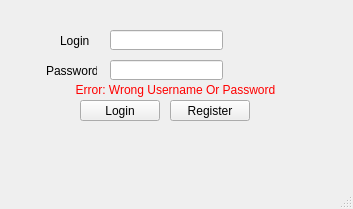
First picture: the form in CinemaProject/loginwindow.ui, repository kabolghar/CinemaProject, before the edit.
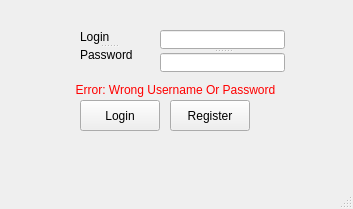
Second picture: the form after the edit.

The edit to the form file:
```diff
--- a/CinemaProject/loginwindow.ui
+++ b/CinemaProject/loginwindow.ui
@@ -20,7 +20,7 @@
       <x>80</x>
       <y>100</y>
       <width>80</width>
-      <height>21</height>
+      <height>31</height>
      </rect>
     </property>
     <property name="text">
@@ -33,62 +33,13 @@
       <x>170</x>
       <y>100</y>
       <width>80</width>
-      <height>21</height>
+      <height>31</height>
      </rect>
     </property>
     <property name="text">
      <string>Register</string>
     </property>
    </widget>
-   <widget class="QLabel" name="labellogin">
-    <property name="geometry">
-     <rect>
-      <x>60</x>
-      <y>30</y>
-      <width>37</width>
-      <height>21</height>
-     </rect>
-    </property>
-    <property name="text">
-     <string>Login</string>
-    </property>
-   </widget>
-   <widget class="QLabel" name="labelpassword">
-    <property name="geometry">
-     <rect>
-      <x>46</x>
-      <y>60</y>
-      <width>51</width>
-      <height>21</height>
-     </rect>
-    </property>
-    <property name="text">
-     <string>Password</string>
-    </property>
-   </widget>
-   <widget class="QLineEdit" name="lineEditLogin">
-    <property name="geometry">
-     <rect>
-      <x>110</x>
-      <y>30</y>
-      <width>113</width>
-      <height>20</height>
-     </rect>
-    </property>
-   </widget>
-   <widget class="QLineEdit" name="lineEditpassword">
-    <property name="geometry">
-     <rect>
-      <x>110</x>
-      <y>60</y>
-      <width>113</width>
-      <height>20</height>
-     </rect>
-    </property>
-    <property name="echoMode">
-     <enum>QLineEdit::Password</enum>
-    </property>
-   </widget>
    <widget class="QLabel" name="labelerror">
     <property name="geometry">
      <rect>
@@ -102,6 +53,48 @@
      <string>&lt;html&gt;&lt;head/&gt;&lt;body&gt;&lt;p align=&quot;center&quot;&gt;&lt;span style=&quot; color:#ff0000;&quot;&gt;Error: Wrong Username Or Password&lt;/span&gt;&lt;/p&gt;&lt;/body&gt;&lt;/html&gt;</string>
     </property>
    </widget>
+   <widget class="QSplitter" name="splitter">
+    <property name="geometry">
+     <rect>
+      <x>160</x>
+      <y>30</y>
+      <width>125</width>
+      <height>42</height>
+     </rect>
+    </property>
+    <property name="orientation">
+     <enum>Qt::Vertical</enum>
+    </property>
+    <widget class="QLineEdit" name="lineEditLogin"/>
+    <widget class="QLineEdit" name="lineEditpassword">
+     <property name="echoMode">
+      <enum>QLineEdit::Password</enum>
+     </property>
+    </widget>
+   </widget>
+   <widget class="QSplitter" name="splitter_2">
+    <property name="geometry">
+     <rect>
+      <x>80</x>
+      <y>30</y>
+      <width>58</width>
+      <height>32</height>
+     </rect>
+    </property>
+    <property name="orientation">
+     <enum>Qt::Vertical</enum>
+    </property>
+    <widget class="QLabel" name="labellogin">
+     <property name="text">
+      <string>Login</string>
+     </property>
+    </widget>
+    <widget class="QLabel" name="labelpassword">
+     <property name="text">
+      <string>Password</string>
+     </property>
+    </widget>
+   </widget>
   </widget>
   <widget class="QMenuBar" name="menubar">
    <property name="geometry">
```
